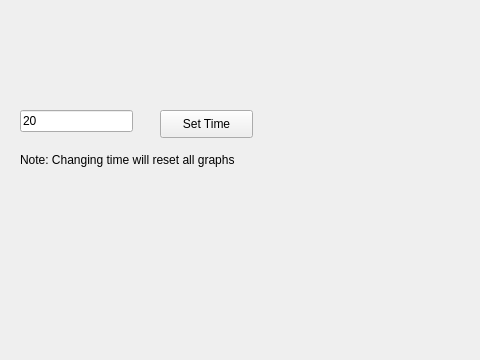
Before: the Qt Designer form ui/createplaylistpage.ui in MichGedd/rhythm, drawn with Qt 5; both pictures show x 0 to 480 and y 0 to 360 of the 848 by 480 pixel window.
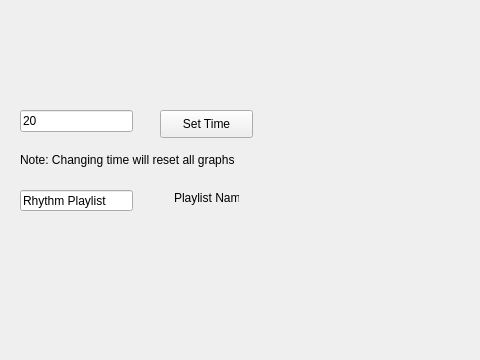
After: the same form once the commit is applied. Custom widgets are drawn as their Qt base class.

Commit message: TN-71 added LineEdit for the playlist name

```diff
--- a/ui/createplaylistpage.ui
+++ b/ui/createplaylistpage.ui
@@ -127,6 +127,32 @@
      <string>Note: Changing time will reset all graphs</string>
     </property>
    </widget>
+   <widget class="QLineEdit" name="playlistName">
+    <property name="geometry">
+     <rect>
+      <x>20</x>
+      <y>190</y>
+      <width>113</width>
+      <height>21</height>
+     </rect>
+    </property>
+    <property name="text">
+     <string>Rhythm Playlist</string>
+    </property>
+   </widget>
+   <widget class="QLabel" name="label">
+    <property name="geometry">
+     <rect>
+      <x>174</x>
+      <y>190</y>
+      <width>65</width>
+      <height>16</height>
+     </rect>
+    </property>
+    <property name="text">
+     <string>Playlist Name</string>
+    </property>
+   </widget>
   </widget>
   <widget class="QMenuBar" name="menubar">
    <property name="geometry">
```
The commit also changes 2 other files.
